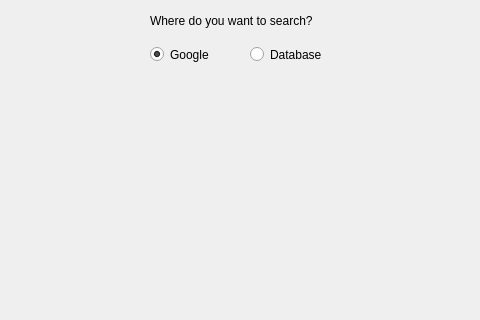
First picture: the form in gui.ui, repository tabanoku/DorkyPy, before the edit; both pictures show x 600 to 1080 and y 267 to 587 of the 1080 by 720 pixel window.
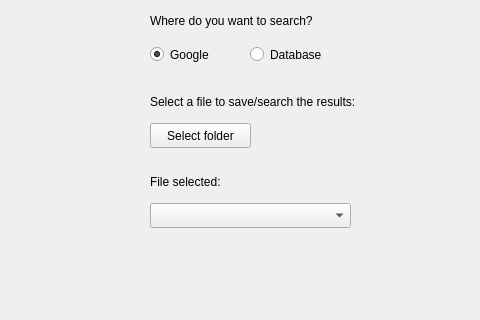
Second picture: the form after the edit.

```diff
--- a/gui.ui
+++ b/gui.ui
@@ -251,6 +251,55 @@
      </rect>
     </property>
    </widget>
+   <widget class="QComboBox" name="files_combobox">
+    <property name="geometry">
+     <rect>
+      <x>750</x>
+      <y>470</y>
+      <width>201</width>
+      <height>25</height>
+     </rect>
+    </property>
+   </widget>
+   <widget class="QLabel" name="file_label">
+    <property name="geometry">
+     <rect>
+      <x>750</x>
+      <y>360</y>
+      <width>271</width>
+      <height>17</height>
+     </rect>
+    </property>
+    <property name="text">
+     <string>Select a file to save/search the results:</string>
+    </property>
+   </widget>
+   <widget class="QPushButton" name="folder_button">
+    <property name="geometry">
+     <rect>
+      <x>750</x>
+      <y>390</y>
+      <width>101</width>
+      <height>25</height>
+     </rect>
+    </property>
+    <property name="text">
+     <string>Select folder</string>
+    </property>
+   </widget>
+   <widget class="QLabel" name="label_7">
+    <property name="geometry">
+     <rect>
+      <x>750</x>
+      <y>440</y>
+      <width>101</width>
+      <height>17</height>
+     </rect>
+    </property>
+    <property name="text">
+     <string>File selected:</string>
+    </property>
+   </widget>
   </widget>
   <widget class="QStatusBar" name="statusbar"/>
  </widget>
```
